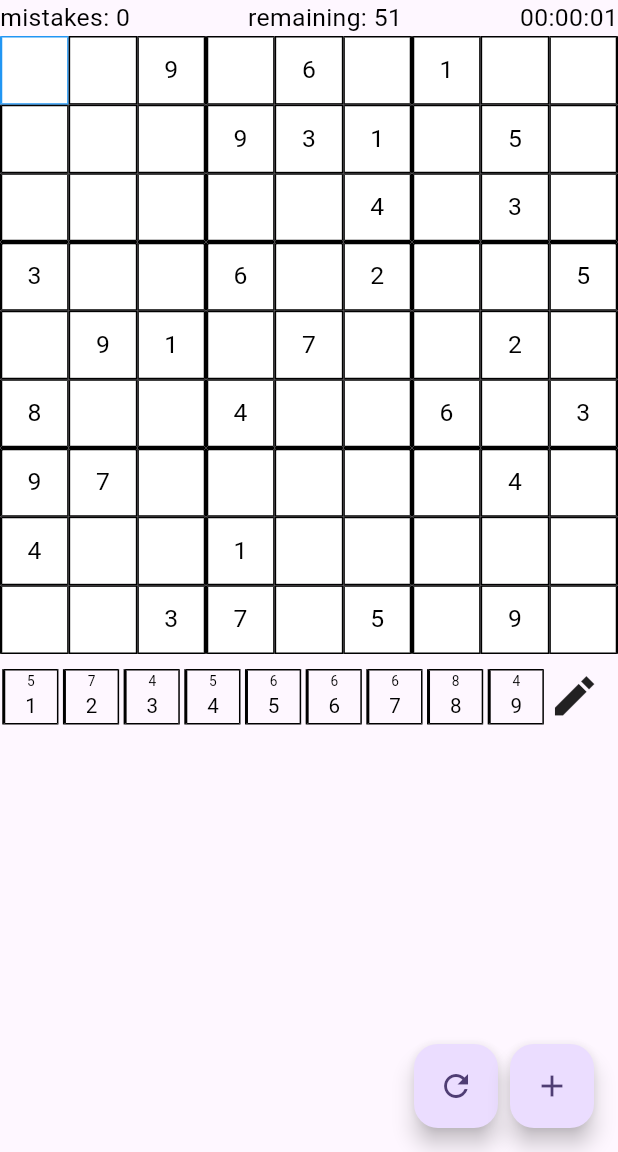
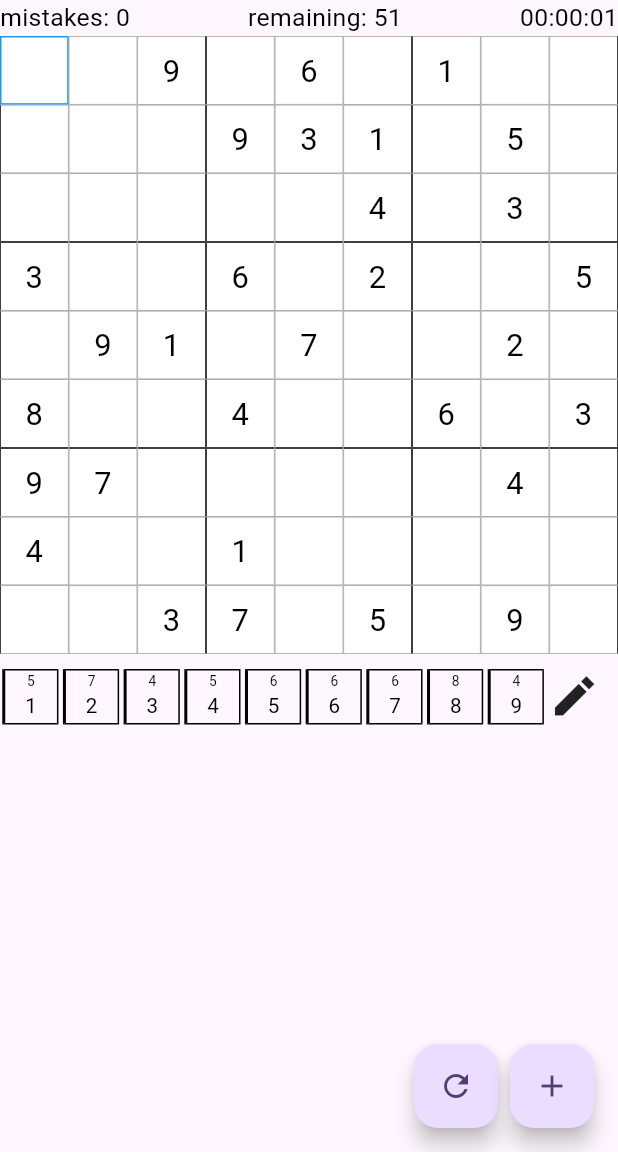
Before and after one commit to codebird/sudoku-flutter, a Flutter app: the screen it shows after launch, after a tap on the "add" icon, on a phone screen of 412 x 824 dp, the part 84-1236 px from its top. Run offline on Flutter 3.47's test engine with Material 3 defaults, Android fonts, the phone set to English and light mode, and no system bars; drawn by our look-alikes of flutter_layout_grid; our stand-ins replace localstorage.

```diff
--- a/lib/main.dart
+++ b/lib/main.dart
@@ -4,9 +4,11 @@ import 'package:flutter/material.dart';
 import 'dart:math';
 import 'package:flutter/services.dart';
 import 'package:flutter_layout_grid/flutter_layout_grid.dart';
-//import 'package:localstorage/localstorage.dart';
+import 'package:localstorage/localstorage.dart';
 
-void main() {
+Future<void> main() async {
+  WidgetsFlutterBinding.ensureInitialized();
+  await initLocalStorage();
   runApp(const MyApp());
 }
 
@@ -36,7 +38,26 @@ class MyHomePage extends StatefulWidget {
 }
 
 class _MyHomePageState extends State<MyHomePage> {
-  bool checkIfGoodNumber(number, row, column) {
+  List<List<int>> decodeLocalStorageList(String value) {
+    Iterable l = json.decode(value);
+    List<List<int>> result = List<List<int>>.from(
+        l.map((internalList) => List<int>.from(internalList)));
+    return result;
+  }
+
+  Map<String, int> decodeLocalStorageMap(String value) {
+    Map<String, int> result = Map.castFrom(json.decode(value));
+    return result;
+  }
+
+  Map<String, List<int>> decodeLocalStorageDrafts(String value) {
+    Map<String, List<dynamic>> firstDecode = Map.castFrom(json.decode(value));
+    Map<String, List<int>> result = {};
+    firstDecode.forEach((k, v) => result[k] = List<int>.from(v));
+    return result;
+  }
+
+  bool checkIfGoodNumber(int number, int row, int column) {
     if (hiddenNumbers.containsKey("r${row}_c$column")) {
       if (number != hiddenNumbers["r${row}_c$column"]) {
         return false;
@@ -119,34 +140,18 @@ class _MyHomePageState extends State<MyHomePage> {
     }
   }
 
-  List<List<int>> mainMatrix = List.generate(9,
-      (_) => List.filled(9, 0)); // localStorage.getItem('main_matrix') != null
-  //? jsonDecode(localStorage.getItem("main_matrix")!)
-  //: List.generate(9, (_) => List.filled(9, 0));
+  List<List<int>> mainMatrix = List.generate(9, (_) => List.filled(9, 0));
   List<List<int>> solutionMatrix = List.generate(9, (_) => List.filled(9, 0));
-  //localStorage.getItem('solution_matrix') != null
-  //     ? jsonDecode(localStorage.getItem("solution_matrix")!)
-  //    : List.generate(9, (_) => List.filled(9, 0));
   Map<String, int> hiddenNumbers = {};
-  //localStorage.getItem('hidden_numbers') != null
-  //    ? jsonDecode(localStorage.getItem("hidden_numbers")!)
-  //    : {};
-  Map<String, List<int>> drafts = {}; //localStorage.getItem('drafts') != null
-  //? jsonDecode(localStorage.getItem("drafts")!)
-  //: {};
+  Map<String, List<int>> drafts = {};
   Map<String, int> remainingHiddenNumbers = {};
-  //localStorage.getItem('remaining_hidden_numbers') != null
-  //    ? jsonDecode(localStorage.getItem("remaining_hidden_numbers")!)
-  //    : {};
 
   int currentPosRow = 0;
   int currentPosCol = 0;
   int mistakes = 0;
   int chosenNumber = 0;
   bool draftMode = false;
-  int timePassed = 0; //localStorage.getItem('time_passed') != null
-  //? int.parse(localStorage.getItem("time_passed")!)
-  //: 0;
+  int timePassed = 0;
   int timePassedHours = 0;
   int timePassedMinutes = 0;
   int timePassedSeconds = 0;
@@ -172,11 +177,11 @@ class _MyHomePageState extends State<MyHomePage> {
         _timer.cancel();
       }
       timePassed = 0;
-      //localStorage.setItem("main_matrix", jsonEncode(mainMatrix));
-      //localStorage.setItem("solution_matrix", jsonEncode(solutionMatrix));
-      //localStorage.setItem("hidden_numbers", jsonEncode(hiddenNumbers));
-      //localStorage.setItem(
-      //    "remaining_hidden_numbers", jsonEncode(remainingHiddenNumbers));
+      localStorage.setItem("main_matrix", jsonEncode(mainMatrix));
+      localStorage.setItem("solution_matrix", jsonEncode(solutionMatrix));
+      localStorage.setItem("hidden_numbers", jsonEncode(hiddenNumbers));
+      localStorage.setItem(
+          "remaining_hidden_numbers", jsonEncode(remainingHiddenNumbers));
       startTimer();
     });
   }
@@ -206,7 +211,7 @@ class _MyHomePageState extends State<MyHomePage> {
             timePassedMinutes = timePassedMinutes % 60;
             timePassedSeconds = timePassed % 60;
           }
-          //localStorage.setItem("time_passed", timePassed.toString());
+          localStorage.setItem("time_passed", timePassed.toString());
         });
       },
     );
@@ -226,12 +231,42 @@ class _MyHomePageState extends State<MyHomePage> {
       timePassed = 0;
       _timer.cancel();
       startTimer();
-      //localStorage.setItem("main_matrix", jsonEncode(mainMatrix));
-      //localStorage.setItem("solution_matrix", jsonEncode(solutionMatrix));
-      //localStorage.setItem("hidden_numbers", jsonEncode(hiddenNumbers));
-      //localStorage.setItem(
-      //    "remaining_hidden_numbers", jsonEncode(remainingHiddenNumbers));
+      localStorage.setItem("main_matrix", jsonEncode(mainMatrix));
+      localStorage.setItem("solution_matrix", jsonEncode(solutionMatrix));
+      localStorage.setItem("hidden_numbers", jsonEncode(hiddenNumbers));
+      localStorage.setItem(
+          "remaining_hidden_numbers", jsonEncode(remainingHiddenNumbers));
     });
+  }
+
+  @override
+  void initState() {
+    if (localStorage.getItem('main_matrix') != null) {
+      mainMatrix = decodeLocalStorageList(localStorage.getItem('main_matrix')!);
+    }
+    if (localStorage.getItem('solution_matrix') != null) {
+      solutionMatrix =
+          decodeLocalStorageList(localStorage.getItem('solution_matrix')!);
+    }
+    if (localStorage.getItem('hidden_numbers') != null) {
+      hiddenNumbers =
+          decodeLocalStorageMap(localStorage.getItem('hidden_numbers')!);
+    }
+    if (localStorage.getItem('remaining_hidden_numbers') != null) {
+      remainingHiddenNumbers = decodeLocalStorageMap(
+          localStorage.getItem('remaining_hidden_numbers')!);
+    }
+    if (localStorage.getItem("time_passed") != null) {
+      timePassed = int.parse(localStorage.getItem("time_passed")!);
+      startTimer();
+    }
+    if (localStorage.getItem("mistakes") != null) {
+      mistakes = int.parse(localStorage.getItem("mistakes")!);
+    }
+    if (localStorage.getItem('drafts') != null) {
+      drafts = decodeLocalStorageDrafts(localStorage.getItem('drafts')!);
+    }
+    super.initState();
   }
 
   void toggleDraftMode() {
@@ -325,26 +360,46 @@ class _MyHomePageState extends State<MyHomePage> {
                                 color:
                                     (i == currentPosCol && j == currentPosRow)
                                         ? Colors.blue
-                                        : Colors.black,
-                                width: j > 0 && j % 3 == 0 ? 1.5 : 1),
+                                        : j > 0 && j % 3 == 0
+                                            ? Colors.black
+                                            : Colors.grey,
+                                width:
+                                    (i == currentPosCol && j == currentPosRow)
+                                        ? 1
+                                        : .5),
                             right: BorderSide(
                                 color:
                                     (i == currentPosCol && j == currentPosRow)
                                         ? Colors.blue
-                                        : Colors.black,
-                                width: i > 0 && i % 3 == 2 ? 1.5 : 1),
+                                        : i > 0 && i % 3 == 2
+                                            ? Colors.black
+                                            : Colors.grey,
+                                width:
+                                    (i == currentPosCol && j == currentPosRow)
+                                        ? 1
+                                        : .5),
                             bottom: BorderSide(
                                 color:
                                     (i == currentPosCol && j == currentPosRow)
                                         ? Colors.blue
-                                        : Colors.black,
-                                width: j < 8 && j % 3 == 2 ? 1.5 : 1),
+                                        : j < 8 && j % 3 == 2
+                                            ? Colors.black
+                                            : Colors.grey,
+                                width:
+                                    (i == currentPosCol && j == currentPosRow)
+                                        ? 1
+                                        : .5),
                             left: BorderSide(
                                 color:
                                     (i == currentPosCol && j == currentPosRow)
                                         ? Colors.blue
-                                        : Colors.black,
-                                width: i < 8 && i % 3 == 0 ? 1.5 : 1),
+                                        : i < 8 && i % 3 == 0
+                                            ? Colors.black
+                                            : Colors.grey,
+                                width:
+                                    (i == currentPosCol && j == currentPosRow)
+                                        ? 1
+                                        : .5),
                           ),
                         ),
                         // Substitute text with text entry or
@@ -397,7 +452,7 @@ class _MyHomePageState extends State<MyHomePage> {
                                                   MediaQuery.of(context)
                                                       .size
                                                       .height) /
-                                              25,
+                                              20,
                                         ),
                                       ),
                               )
@@ -416,7 +471,7 @@ class _MyHomePageState extends State<MyHomePage> {
                                             MediaQuery.of(context)
                                                 .size
                                                 .height) /
-                                        25,
+                                        20,
                                   ),
                                 ),
                               ),
@@ -445,7 +500,7 @@ class _MyHomePageState extends State<MyHomePage> {
                           } else {
                             drafts["r${currentPosRow}_c$currentPosCol"] = [j];
                           }
-                          //localStorage.setItem("drafts", jsonEncode(drafts));
+                          localStorage.setItem("drafts", jsonEncode(drafts));
                         } else {
                           if (solutionMatrix[currentPosRow][currentPosCol] ==
                               j) {
@@ -465,7 +520,7 @@ class _MyHomePageState extends State<MyHomePage> {
                             chosenNumber = j;
                             if (!checkIfGoodNumber(
                                 j, currentPosRow, currentPosCol)) {
-                              mistakes += 1;
+                              mistakes++;
                             } else {
                               drafts
                                   .remove("r${currentPosRow}_c$currentPosCol");
@@ -473,10 +528,11 @@ class _MyHomePageState extends State<MyHomePage> {
                                   .remove("r${currentPosRow}_c$currentPosCol");
                             }
                           }
-                          //localStorage.setItem(
-                          //   "solution_matrix", jsonEncode(solutionMatrix));
-                          // localStorage.setItem("remaining_hidden_numbers",
-                          //  jsonEncode(remainingHiddenNumbers));
+                          localStorage.setItem(
+                              "solution_matrix", jsonEncode(solutionMatrix));
+                          localStorage.setItem("remaining_hidden_numbers",
+                              jsonEncode(remainingHiddenNumbers));
+                          localStorage.setItem("mistakes", mistakes.toString());
                         }
                       });
                     },
--- a/pubspec.yaml
+++ b/pubspec.yaml
@@ -36,6 +36,8 @@ dependencies:
   # Use with the CupertinoIcons class for iOS style icons.
   cupertino_icons: ^1.0.8
   flutter_layout_grid: ^2.0.8
+  localstorage: ^5.0.0
+  pausable_timer: ^3.1.0+3
 
 
 dev_dependencies:
```
Also changed, not shown: pubspec.lock, 3 other files.
